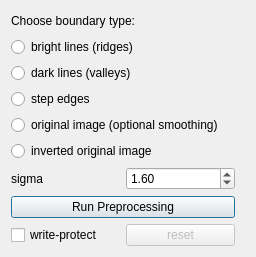
This is ilastik/workflows/carving/preprocessingDrawer.ui in ilastik/ilastik as Qt 5 draws it before an edit. The edited form follows.
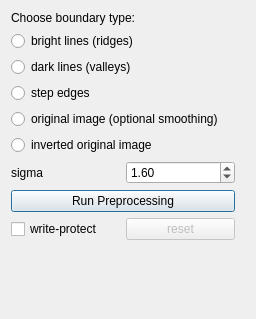
This is the edited form. Icons and pictures are not drawn.

Commit message: Layout: Added vertical spacers to applet drawer layouts so the widgets in each drawer stay grouped together without extra space.

Patch:
```diff
--- a/ilastik/workflows/carving/preprocessingDrawer.ui
+++ b/ilastik/workflows/carving/preprocessingDrawer.ui
@@ -7,7 +7,7 @@
     <x>0</x>
     <y>0</y>
     <width>256</width>
-    <height>257</height>
+    <height>319</height>
    </rect>
   </property>
   <property name="sizePolicy">
@@ -167,6 +167,19 @@
      </item>
     </layout>
    </item>
+   <item>
+    <spacer name="verticalSpacer">
+     <property name="orientation">
+      <enum>Qt::Vertical</enum>
+     </property>
+     <property name="sizeHint" stdset="0">
+      <size>
+       <width>20</width>
+       <height>40</height>
+      </size>
+     </property>
+    </spacer>
+   </item>
   </layout>
  </widget>
  <resources/>
```
The commit also changes 6 other files.
